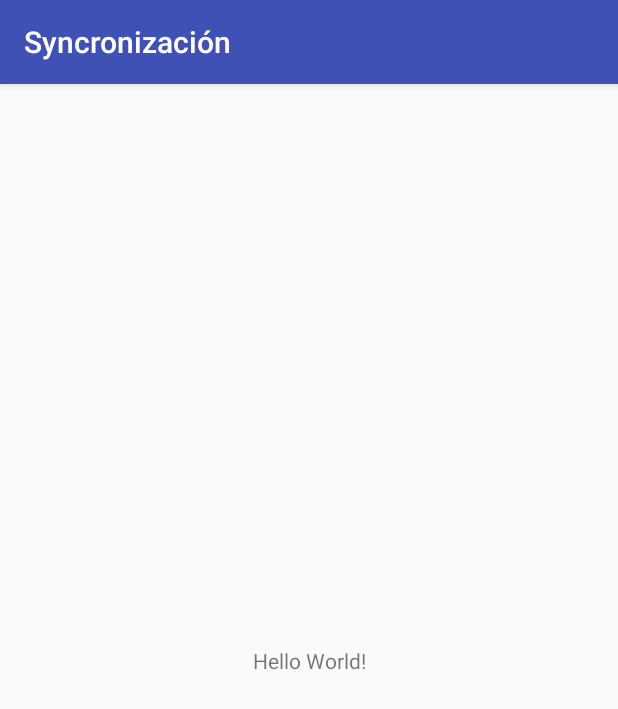
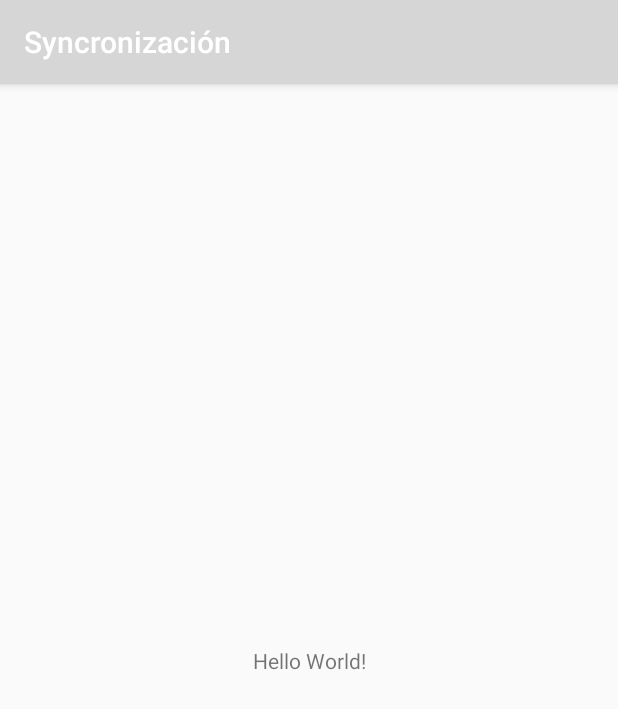
Before and after one commit to jocode/Sync, an Android app: the screen it shows after launch (MainActivity), on a phone screen of 412 x 824 dp. Shown: the top 709 px of the screen. Run offline under Robolectric (Android 15) with nearby library versions, the phone set to English and light mode, and no system bars.

Commit message:
Establecer colores de material Design
Para establecer los colores del esquema de material Design, se usará el  archivo /res/values/colors.xml

```diff
--- a/app/src/main/res/values/colors.xml
+++ b/app/src/main/res/values/colors.xml
@@ -1,6 +1,8 @@
 <?xml version="1.0" encoding="utf-8"?>
 <resources>
-    <color name="colorPrimary">#3F51B5</color>
-    <color name="colorPrimaryDark">#303F9F</color>
-    <color name="colorAccent">#FF4081</color>
+    <color name="window_background">#FFF5F5F5</color>
+
+    <color name="primaryColor">#353D68</color>
+    <color name="primaryDarkColor">#28284E</color>
+    <color name="accentColor">#03A9F4</color>
 </resources>
```
